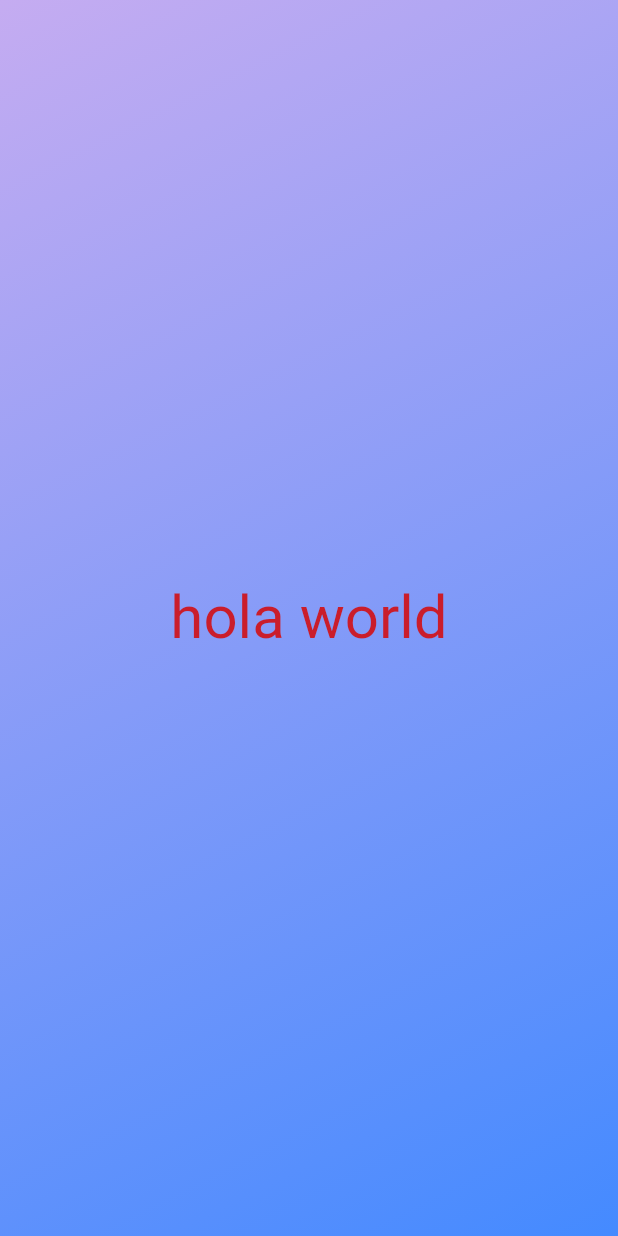
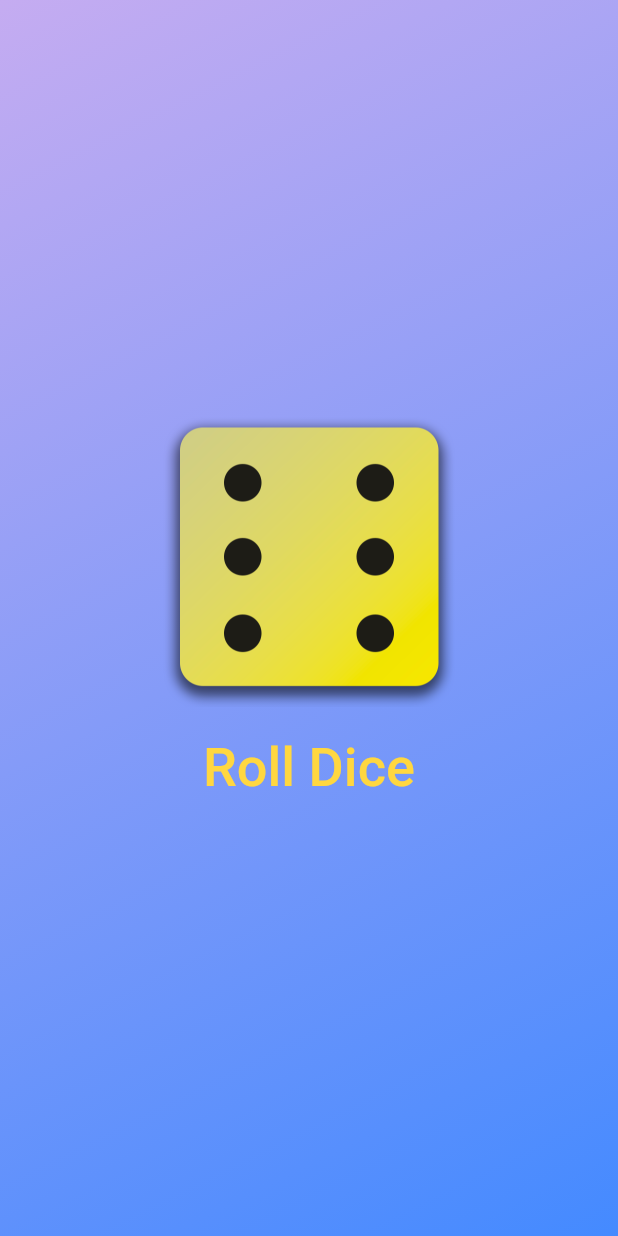
Before and after one commit to Cedrus81/first_app, a Flutter app: the screen it shows after launch, on a phone screen of 412 x 824 dp. Run offline on Flutter 3.47's test engine with Material 2 defaults, Android fonts, the phone set to English and light mode, and no system bars.

```diff
--- /dev/null
+++ b/lib/dice_roller.dart
@@ -0,0 +1,43 @@
+import 'package:flutter/material.dart';
+import 'dart:math';
+
+//randomizer is declared here, so we wont create a Random class object everytime we call the function
+final randomizer = Random();
+
+class DiceRoller extends StatefulWidget {
+  const DiceRoller({super.key});
+  @override
+  State<DiceRoller> createState() {
+    return _DiceRollerState();
+  }
+}
+
+class _DiceRollerState extends State<DiceRoller> {
+  int currDice = 6;
+  void rollDice() {
+    setState(() => currDice = randomizer.nextInt(6) + 1);
+  }
+
+  @override
+  Widget build(context) {
+    return Column(
+      mainAxisAlignment: MainAxisAlignment.center,
+      children: [
+        Image.asset(
+          'assets/images/dice-$currDice.png',
+          width: 200,
+        ),
+        TextButton(
+          onPressed: rollDice,
+          style: TextButton.styleFrom(
+            padding: const EdgeInsets.only(top: 20, bottom: 20),
+          ),
+          child: const Text(
+            'Roll Dice',
+            style: TextStyle(fontSize: 36, color: Colors.amberAccent),
+          ),
+        )
+      ],
+    );
+  }
+}
--- a/lib/gradient_container.dart
+++ b/lib/gradient_container.dart
@@ -1,5 +1,5 @@
+import 'package:first_app/dice_roller.dart';
 import 'package:flutter/material.dart';
-import 'package:first_app/styled_text.dart';
 
 const startAlignment = Alignment.topLeft;
 const endAlignment = Alignment.bottomRight;
@@ -7,6 +7,7 @@ const endAlignment = Alignment.bottomRight;
 class GradientContainer extends StatelessWidget {
   const GradientContainer(this.colors, {super.key});
   final List<Color> colors;
+
   @override
   Widget build(context) {
     return Container(
@@ -18,7 +19,7 @@ class GradientContainer extends StatelessWidget {
         ),
       ),
       child: const Center(
-        child: StyledText('hola world'),
+        child: DiceRoller(),
       ),
     );
   }
```
